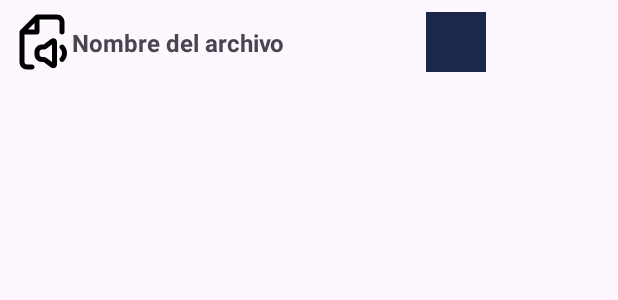
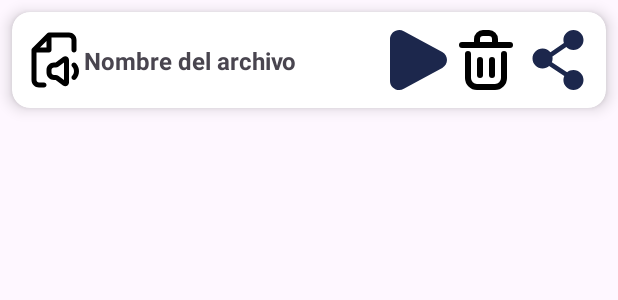
Before and after one commit to AlbertoGutierrezSerradilla/MediaMix, an Android app: the layout item_archivo.xml on its own in the app's theme, with its tools: preview values and no code run, on a phone screen of 412 x 824 dp. Shown: the top 300 px of the screen. Run offline under Robolectric (Android 15) with nearby library versions, the phone set to English and light mode, and no system bars.

```diff
--- /dev/null
+++ b/app/src/main/res/drawable/ic_audio.xml
@@ -0,0 +1,5 @@
+<vector xmlns:android="http://schemas.android.com/apk/res/android" android:height="48dp" android:viewportHeight="24" android:viewportWidth="24" android:width="48dp">
+
+    <path android:fillColor="#000000" android:pathData="M1,16L1,8A1,1 0,0 1,3 8v8a1,1 0,0 1,-2 0ZM8,20L8,4A1,1 0,0 0,6 4L6,20a1,1 0,0 0,2 0ZM13,22L13,2a1,1 0,0 0,-2 0L11,22a1,1 0,0 0,2 0ZM18,20L18,4a1,1 0,0 0,-2 0L16,20a1,1 0,0 0,2 0ZM22,7a1,1 0,0 0,-1 1v8a1,1 0,0 0,2 0L23,8A1,1 0,0 0,22 7Z"/>
+
+</vector>
--- a/app/src/main/res/drawable/ic_delete.xml
+++ b/app/src/main/res/drawable/ic_delete.xml
@@ -1,41 +1,13 @@
-<vector xmlns:android="http://schemas.android.com/apk/res/android"
-    android:width="800dp"
-    android:height="800dp"
-    android:viewportWidth="24"
-    android:viewportHeight="24">
-  <path
-      android:pathData="M10,12V17"
-      android:strokeLineJoin="round"
-      android:strokeWidth="2"
-      android:fillColor="#00000000"
-      android:strokeColor="#000000"
-      android:strokeLineCap="round"/>
-  <path
-      android:pathData="M14,12V17"
-      android:strokeLineJoin="round"
-      android:strokeWidth="2"
-      android:fillColor="#00000000"
-      android:strokeColor="#000000"
-      android:strokeLineCap="round"/>
-  <path
-      android:pathData="M4,7H20"
-      android:strokeLineJoin="round"
-      android:strokeWidth="2"
-      android:fillColor="#00000000"
-      android:strokeColor="#000000"
-      android:strokeLineCap="round"/>
-  <path
-      android:pathData="M6,10V18C6,19.657 7.343,21 9,21H15C16.657,21 18,19.657 18,18V10"
-      android:strokeLineJoin="round"
-      android:strokeWidth="2"
-      android:fillColor="#00000000"
-      android:strokeColor="#000000"
-      android:strokeLineCap="round"/>
-  <path
-      android:pathData="M9,5C9,3.895 9.895,3 11,3H13C14.105,3 15,3.895 15,5V7H9V5Z"
-      android:strokeLineJoin="round"
-      android:strokeWidth="2"
-      android:fillColor="#00000000"
-      android:strokeColor="#000000"
-      android:strokeLineCap="round"/>
+<vector xmlns:android="http://schemas.android.com/apk/res/android" android:height="48dp" android:viewportHeight="24" android:viewportWidth="24" android:width="48dp">
+
+    <path android:fillColor="#00000000" android:pathData="M10,12V17" android:strokeColor="#000000" android:strokeLineCap="round" android:strokeLineJoin="round" android:strokeWidth="2"/>
+
+    <path android:fillColor="#00000000" android:pathData="M14,12V17" android:strokeColor="#000000" android:strokeLineCap="round" android:strokeLineJoin="round" android:strokeWidth="2"/>
+
+    <path android:fillColor="#00000000" android:pathData="M4,7H20" android:strokeColor="#000000" android:strokeLineCap="round" android:strokeLineJoin="round" android:strokeWidth="2"/>
+
+    <path android:fillColor="#00000000" android:pathData="M6,10V18C6,19.657 7.343,21 9,21H15C16.657,21 18,19.657 18,18V10" android:strokeColor="#000000" android:strokeLineCap="round" android:strokeLineJoin="round" android:strokeWidth="2"/>
+
+    <path android:fillColor="#00000000" android:pathData="M9,5C9,3.895 9.895,3 11,3H13C14.105,3 15,3.895 15,5V7H9V5Z" android:strokeColor="#000000" android:strokeLineCap="round" android:strokeLineJoin="round" android:strokeWidth="2"/>
+
 </vector>
--- a/app/src/main/res/drawable/ic_play.xml
+++ b/app/src/main/res/drawable/ic_play.xml
@@ -1,9 +1,5 @@
-<vector xmlns:android="http://schemas.android.com/apk/res/android"
-    android:width="800dp"
-    android:height="800dp"
-    android:viewportWidth="24"
-    android:viewportHeight="24">
-  <path
-      android:pathData="M21.409,9.353C23.531,10.507 23.531,13.493 21.409,14.647L8.597,21.615C6.534,22.736 4,21.276 4,18.967L4,5.033C4,2.724 6.534,1.264 8.597,2.385L21.409,9.353Z"
-      android:fillColor="#1C274C"/>
+<vector xmlns:android="http://schemas.android.com/apk/res/android" android:height="48dp" android:viewportHeight="24" android:viewportWidth="24" android:width="48dp">
+
+    <path android:fillColor="#1C274C" android:pathData="M21.409,9.353C23.531,10.507 23.531,13.493 21.409,14.647L8.597,21.615C6.534,22.736 4,21.276 4,18.967L4,5.033C4,2.724 6.534,1.264 8.597,2.385L21.409,9.353Z"/>
+
 </vector>
--- a/app/src/main/res/drawable/ic_share.xml
+++ b/app/src/main/res/drawable/ic_share.xml
@@ -1,10 +1,5 @@
-<vector xmlns:android="http://schemas.android.com/apk/res/android"
-    android:width="800dp"
-    android:height="800dp"
-    android:viewportWidth="24"
-    android:viewportHeight="24">
-  <path
-      android:pathData="M13.803,5.333C13.803,3.492 15.302,2 17.152,2C19.001,2 20.5,3.492 20.5,5.333C20.5,7.174 19.001,8.667 17.152,8.667C16.218,8.667 15.374,8.286 14.767,7.673L10.132,10.83C10.175,11.042 10.197,11.262 10.197,11.487C10.197,11.932 10.109,12.358 9.95,12.746L15.032,16.086C15.609,15.616 16.347,15.333 17.152,15.333C19.001,15.333 20.5,16.826 20.5,18.667C20.5,20.508 19.001,22 17.152,22C15.302,22 13.803,20.508 13.803,18.667C13.803,18.184 13.906,17.726 14.092,17.311L9.05,13.999C8.462,14.51 7.692,14.821 6.848,14.821C4.999,14.821 3.5,13.328 3.5,11.487C3.5,9.646 4.999,8.154 6.848,8.154C7.912,8.154 8.859,8.647 9.471,9.415L13.964,6.356C13.859,6.034 13.803,5.69 13.803,5.333Z"
-      android:fillColor="#1C274C"
-      android:fillType="evenOdd"/>
+<vector xmlns:android="http://schemas.android.com/apk/res/android" android:height="48dp" android:viewportHeight="24" android:viewportWidth="24" android:width="48dp">
+
+    <path android:fillColor="#1C274C" android:fillType="evenOdd" android:pathData="M13.803,5.333C13.803,3.492 15.302,2 17.152,2C19.001,2 20.5,3.492 20.5,5.333C20.5,7.174 19.001,8.667 17.152,8.667C16.218,8.667 15.374,8.286 14.767,7.673L10.132,10.83C10.175,11.042 10.197,11.262 10.197,11.487C10.197,11.932 10.109,12.358 9.95,12.746L15.032,16.086C15.609,15.616 16.347,15.333 17.152,15.333C19.001,15.333 20.5,16.826 20.5,18.667C20.5,20.508 19.001,22 17.152,22C15.302,22 13.803,20.508 13.803,18.667C13.803,18.184 13.906,17.726 14.092,17.311L9.05,13.999C8.462,14.51 7.692,14.821 6.848,14.821C4.999,14.821 3.5,13.328 3.5,11.487C3.5,9.646 4.999,8.154 6.848,8.154C7.912,8.154 8.859,8.647 9.471,9.415L13.964,6.356C13.859,6.034 13.803,5.69 13.803,5.333Z"/>
+
 </vector>
--- /dev/null
+++ b/app/src/main/res/drawable/ic_video.xml
@@ -0,0 +1,5 @@
+<vector xmlns:android="http://schemas.android.com/apk/res/android" android:height="48dp" android:viewportHeight="24" android:viewportWidth="24" android:width="48dp">
+
+    <path android:fillColor="#00000000" android:pathData="M16,10L18.577,8.454C19.37,7.978 19.767,7.74 20.093,7.771C20.377,7.797 20.637,7.944 20.806,8.174C21,8.438 21,8.901 21,9.826V14.174C21,15.099 21,15.561 20.806,15.826C20.637,16.056 20.377,16.203 20.093,16.229C19.767,16.26 19.37,16.022 18.577,15.546L16,14M6.2,18H12.8C13.92,18 14.48,18 14.908,17.782C15.284,17.59 15.59,17.284 15.782,16.908C16,16.48 16,15.92 16,14.8V9.2C16,8.08 16,7.52 15.782,7.092C15.59,6.716 15.284,6.41 14.908,6.218C14.48,6 13.92,6 12.8,6H6.2C5.08,6 4.52,6 4.092,6.218C3.716,6.41 3.41,6.716 3.218,7.092C3,7.52 3,8.08 3,9.2V14.8C3,15.92 3,16.48 3.218,16.908C3.41,17.284 3.716,17.59 4.092,17.782C4.52,18 5.08,18 6.2,18Z" android:strokeColor="#000000" android:strokeLineCap="round" android:strokeLineJoin="round" android:strokeWidth="2"/>
+
+</vector>
--- a/app/src/main/res/layout/item_archivo.xml
+++ b/app/src/main/res/layout/item_archivo.xml
@@ -1,7 +1,14 @@
 <?xml version="1.0" encoding="utf-8"?>
-<androidx.constraintlayout.widget.ConstraintLayout
+<androidx.cardview.widget.CardView
     xmlns:android="http://schemas.android.com/apk/res/android"
     xmlns:app="http://schemas.android.com/apk/res-auto"
+    android:layout_width="match_parent"
+    android:layout_height="wrap_content"
+    android:layout_margin="8dp"
+    app:cardCornerRadius="12dp"
+    app:cardElevation="6dp">
+
+    <androidx.constraintlayout.widget.ConstraintLayout
         android:layout_width="match_parent"
         android:layout_height="wrap_content"
         android:padding="8dp">
@@ -34,8 +41,11 @@
         <!-- Botón Reproducir -->
         <ImageButton
             android:id="@+id/btnReproducir"
-        android:layout_width="40dp"
-        android:layout_height="40dp"
+            android:layout_width="48dp"
+            android:layout_height="48dp"
+            android:minWidth="48dp"
+            android:minHeight="48dp"
+            android:contentDescription="Reproducir archivo"
             android:background="?attr/selectableItemBackgroundBorderless"
             android:src="@drawable/ic_play"
             app:layout_constraintEnd_toStartOf="@id/btnEliminar"
@@ -45,8 +55,11 @@
         <!-- Botón Eliminar -->
         <ImageButton
             android:id="@+id/btnEliminar"
-        android:layout_width="40dp"
-        android:layout_height="40dp"
+            android:layout_width="48dp"
+            android:layout_height="48dp"
+            android:minWidth="48dp"
+            android:minHeight="48dp"
+            android:contentDescription="Eliminar archivo"
             android:background="?attr/selectableItemBackgroundBorderless"
             android:src="@drawable/ic_delete"
             app:layout_constraintEnd_toStartOf="@id/btnCompartir"
@@ -56,11 +69,15 @@
         <!-- Botón Compartir -->
         <ImageButton
             android:id="@+id/btnCompartir"
-        android:layout_width="40dp"
-        android:layout_height="40dp"
+            android:layout_width="48dp"
+            android:layout_height="48dp"
+            android:minWidth="48dp"
+            android:minHeight="48dp"
+            android:contentDescription="Compartir archivo"
             android:background="?attr/selectableItemBackgroundBorderless"
             android:src="@drawable/ic_share"
             app:layout_constraintEnd_toEndOf="parent"
             app:layout_constraintTop_toTopOf="parent"
             app:layout_constraintBottom_toBottomOf="parent"/>
     </androidx.constraintlayout.widget.ConstraintLayout>
+</androidx.cardview.widget.CardView>
```
Also changed, not shown: app/src/main/java/com/example/mediamix/BibliotecaAdapter.kt (added, +100 -0 lines). Lines whose indentation alone changed are shown as unchanged.
